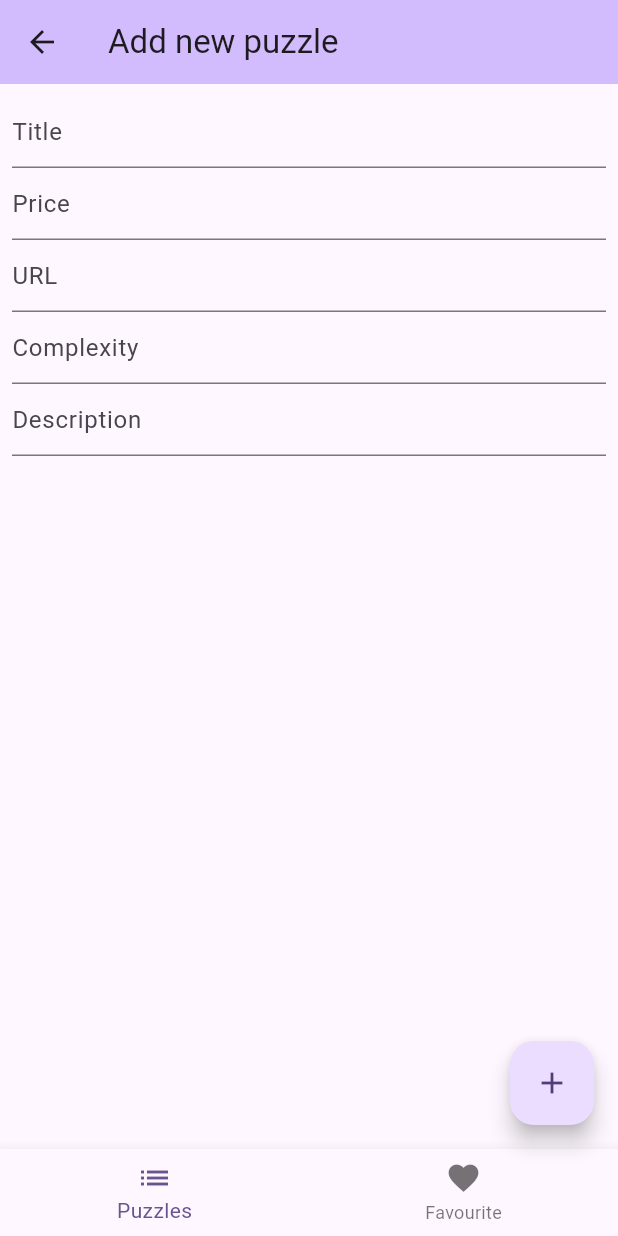
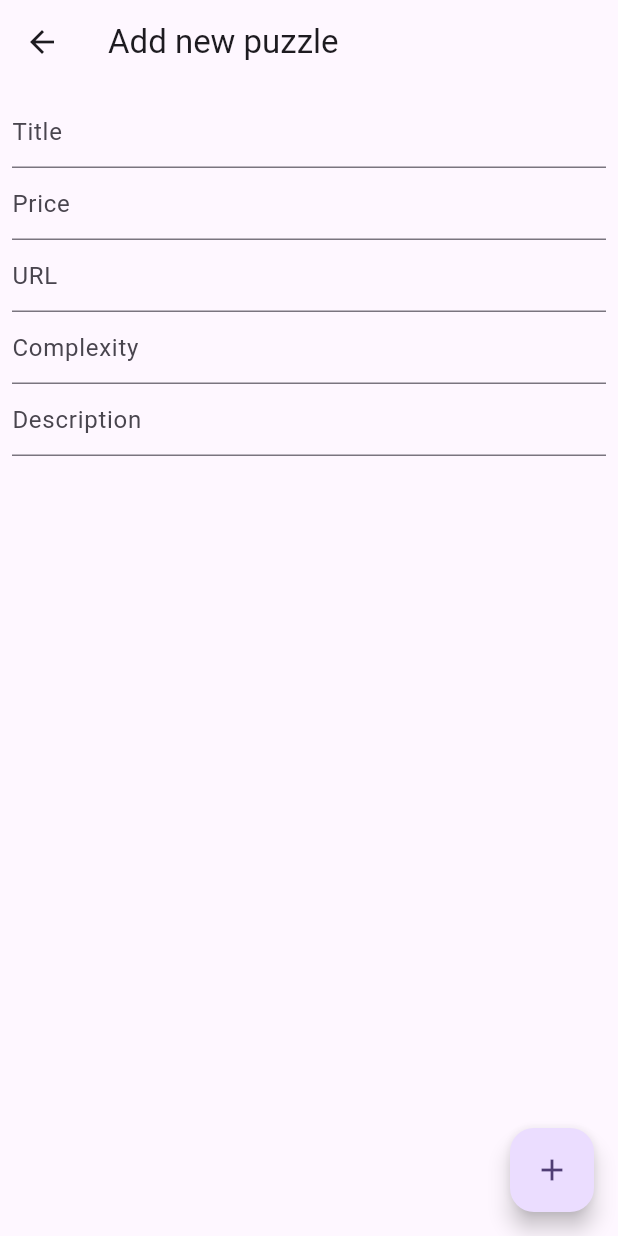
Before and after one commit to shusvr/corpo-prac, a Flutter app: the screen it shows after launch, after a tap on the "add" icon, on a phone screen of 412 x 824 dp. Run offline on Flutter 3.47's test engine with Material 3 defaults, Android fonts, the phone set to English and light mode, and no system bars; network calls fail.

Commit message:
delete puzzle from page

```diff
--- a/lib/main.dart
+++ b/lib/main.dart
@@ -1,5 +1,5 @@
-import 'package:corporative/add_puzzle_page.dart';
 import 'package:corporative/models.dart';
+import 'package:corporative/pages/add_puzzle_page.dart';
 import 'package:corporative/pages/all_puzzles_page.dart';
 import 'package:corporative/pages/favourites_page.dart';
 import 'package:flutter/material.dart';
@@ -71,6 +71,10 @@ class _PuzzleListPageState extends State<PuzzleListPage> {
     setState(() => puzzles.add(puzzle));
   }
 
+  void _removePuzzle(int id) {
+    setState(() => puzzles.removeWhere((el) => el.id == id));
+  }
+
   void _toggleFavourite(int favId) {
     if (!favourites.contains(favId)) {
       setState(() => favourites.add(favId));
@@ -110,6 +114,7 @@ class _PuzzleListPageState extends State<PuzzleListPage> {
               puzzles: puzzles,
               isFavourite: (idx) => favourites.contains(idx),
               toggleFavourite: _toggleFavourite,
+              removePuzzle: _removePuzzle,
             )
           : page == 1
               ? FavouritesPage(
--- a/lib/add_puzzle_page.dart
+++ b/lib/pages/add_puzzle_page.dart
@@ -1,7 +1,5 @@
 import 'dart:math';
-
 import 'package:corporative/models.dart';
-import 'package:corporative/puzzle_scaffold.dart';
 import 'package:flutter/material.dart';
 
 class AddPuzzlePage extends StatefulWidget {
@@ -32,8 +30,10 @@ class _AddPuzzlePageState extends State<AddPuzzlePage> {
 
   @override
   Widget build(BuildContext context) {
-    return PuzzleScaffold(
-      title: "Add new puzzle",
+    return Scaffold(
+      appBar: AppBar(
+        title: const Text("Add new puzzle"),
+      ),
       floatingActionButton: FloatingActionButton(
         onPressed: () {
           var puzzle = Puzzle(
--- a/lib/pages/all_puzzles_page.dart
+++ b/lib/pages/all_puzzles_page.dart
@@ -1,6 +1,6 @@
 import 'package:corporative/models.dart';
+import 'package:corporative/pages/puzzle_page.dart';
 import 'package:corporative/puzzle_card.dart';
-import 'package:corporative/puzzle_page.dart';
 import 'package:flutter/material.dart';
 
 class AllPuzzlesPage extends StatelessWidget {
@@ -9,11 +9,13 @@ class AllPuzzlesPage extends StatelessWidget {
     required this.puzzles,
     required this.isFavourite,
     required this.toggleFavourite,
+    required this.removePuzzle,
   });
 
   final List<Puzzle> puzzles;
   final bool Function(int) isFavourite;
   final Function(int) toggleFavourite;
+  final Function(int) removePuzzle;
 
   @override
   Widget build(BuildContext context) {
@@ -29,6 +31,7 @@ class AllPuzzlesPage extends StatelessWidget {
             MaterialPageRoute(
               builder: (context) => PuzzlePage(
                 puzzle: puzzles[index],
+                removePuzzle: () => removePuzzle(puzzles[index].id),
               ),
             ),
           );
--- a/lib/puzzle_scaffold.dart
+++ /dev/null
@@ -1,29 +0,0 @@
-import 'package:flutter/material.dart';
-
-class PuzzleScaffold extends StatelessWidget {
-  const PuzzleScaffold(
-      {super.key, required this.body, this.title, this.floatingActionButton});
-
-  final Widget body;
-  final String? title;
-  final FloatingActionButton? floatingActionButton;
-
-  @override
-  Widget build(BuildContext context) {
-    return Scaffold(
-      appBar: AppBar(
-        backgroundColor: Theme.of(context).colorScheme.inversePrimary,
-        title: Text(title != null ? title! : "Puzzle shop"),
-      ),
-      body: body,
-      floatingActionButton: floatingActionButton,
-      bottomNavigationBar: BottomNavigationBar(
-        items: const [
-          BottomNavigationBarItem(icon: Icon(Icons.list), label: "Puzzles"),
-          BottomNavigationBarItem(
-              icon: Icon(Icons.favorite), label: "Favourite"),
-        ],
-      ),
-    );
-  }
-}
```
Also changed, not shown: lib/pages/puzzle_page.dart (renamed from lib/puzzle_page.dart, +15 -3 lines).
